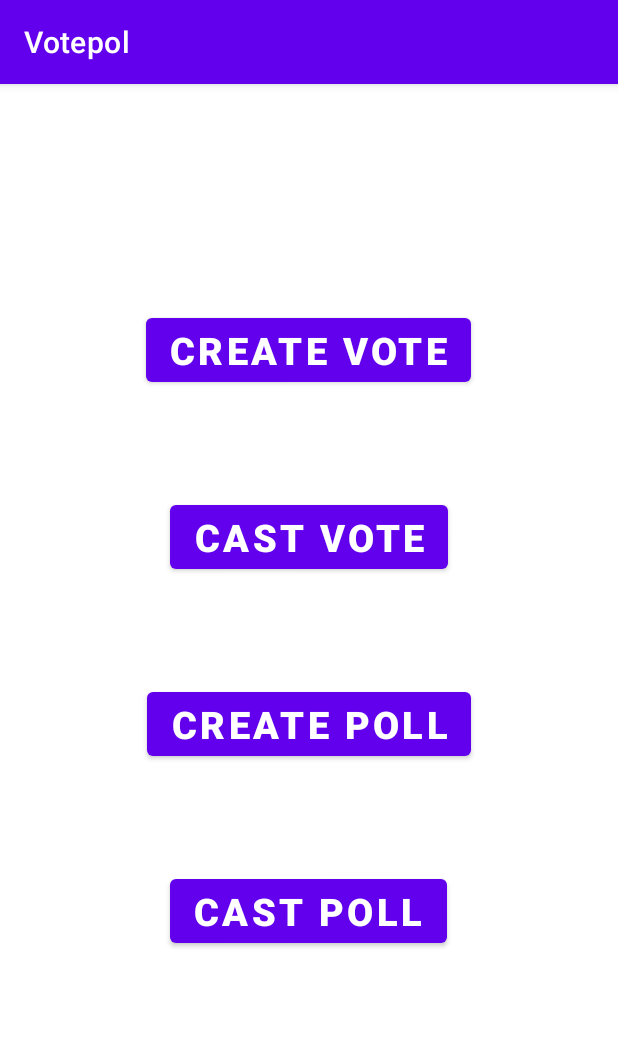
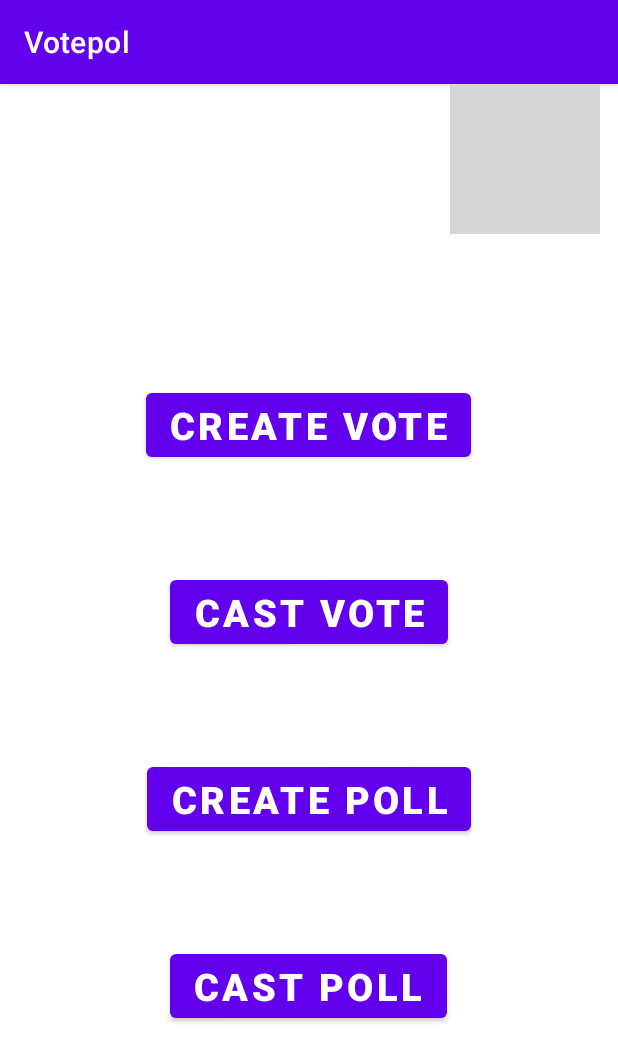
Before and after one commit to snehalgore1/Votepol, an Android app: the createActivity screen opened directly, with no data from a screen before it, on a phone screen of 412 x 824 dp. Shown: the top 1062 px of the screen. Run offline under Robolectric (Android 15) with nearby library versions, the phone set to English and light mode, and no system bars; grey boxes are pictures that could not be loaded.

Commit message:
createActivity

```diff
--- a/app/src/main/AndroidManifest.xml
+++ b/app/src/main/AndroidManifest.xml
@@ -9,7 +9,7 @@
         android:roundIcon="@mipmap/ic_launcher_round"
         android:supportsRtl="true"
         android:theme="@style/Theme.Votepol">
-        <activity android:name=".UIpage3Activity" />
+        <activity android:name=".createActivity"></activity>
         <activity android:name=".LoginActivity" />
         <activity android:name=".MainActivity">
             <intent-filter>
--- a/app/src/main/java/com/example/votepol/UIpage3Activity.java
+++ b/app/src/main/java/com/example/votepol/createActivity.java
@@ -4,11 +4,11 @@ import androidx.appcompat.app.AppCompatActivity;
 
 import android.os.Bundle;
 
-public class UIpage3Activity extends AppCompatActivity {
+public class createActivity extends AppCompatActivity {
 
     @Override
     protected void onCreate(Bundle savedInstanceState) {
         super.onCreate(savedInstanceState);
-        setContentView(R.layout.activity_u_ipage3);
+        setContentView(R.layout.activity_create);
     }
 }
--- a/app/src/main/res/layout/activity_u_ipage3.xml
+++ b/app/src/main/res/layout/activity_create.xml
@@ -4,15 +4,22 @@
     xmlns:tools="http://schemas.android.com/tools"
     android:layout_width="match_parent"
     android:layout_height="match_parent"
-    tools:context=".UIpage3Activity"
+    tools:context=".createActivity"
     android:orientation="vertical">
+
+    <ImageButton
+        android:id="@+id/searchImageButton"
+        android:layout_width="100dp"
+        android:layout_height="100dp"
+       android:layout_marginLeft="300dp"
+        android:src="@drawable/signout2" />
 
     <Button
         android:id="@+id/btncreatevote"
         android:layout_width="wrap_content"
         android:layout_height="wrap_content"
         android:layout_gravity="center"
-        android:layout_marginTop="150dp"
+        android:layout_marginTop="100dp"
         android:text="CREATE VOTE"
         android:textSize="25sp"
         android:textStyle="bold">
@@ -51,4 +58,5 @@
         android:textStyle="bold">
     </Button>
 
+
 </LinearLayout>
```
Also changed, not shown: app/src/main/java/com/example/votepol/LoginActivity.java (+35 -0 lines), app/src/main/java/com/example/votepol/MainActivity.java (+8 -0 lines), app/src/main/res/layout/activity_login.xml (+0 -10 lines), app/src/main/res/layout/activity_main.xml (+11 -0 lines).
